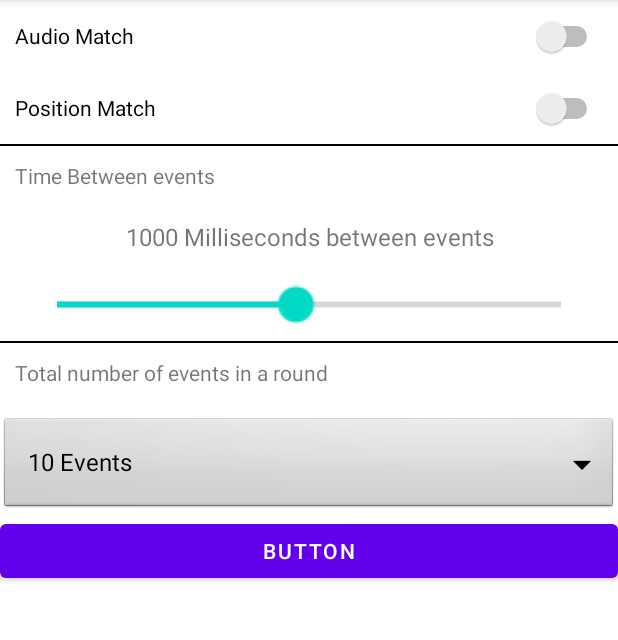
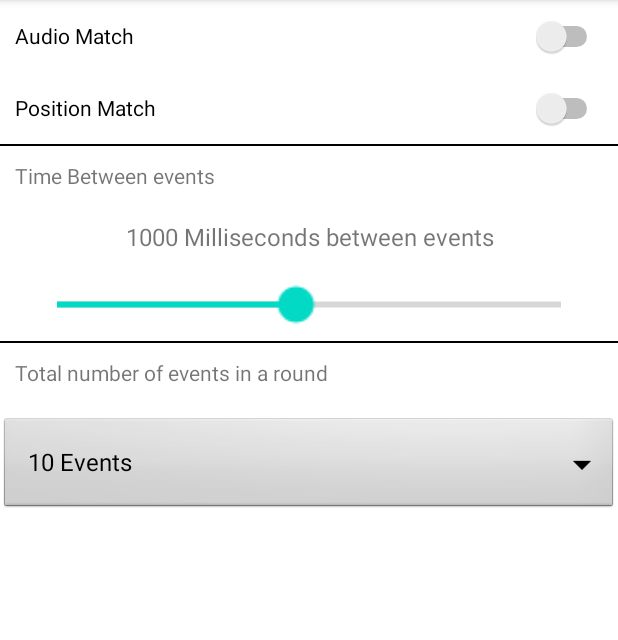
Before and after one commit to Contagious97/Single-N-Back, an Android app: the screen it shows after launch (MainActivity), in the options menu, after a tap on "Settings", on a phone screen of 412 x 824 dp, the part 84-724 px from its top. Run offline under Robolectric (Android 15) with nearby library versions, the phone set to English and light mode, and no system bars.

Commit message:
settings view design almost done

```diff
--- a/app/src/main/java/se/kth/mohosm/ttt/MainActivity.java
+++ b/app/src/main/java/se/kth/mohosm/ttt/MainActivity.java
@@ -30,6 +30,9 @@ import se.kth.mohosm.ttt.utils.UiUtils;
 
 public class MainActivity extends AppCompatActivity {
 
+    private static final String LOG_TAG =
+            MainActivity.class.getSimpleName();
+
     private TicLogic ticLogic;
 
     private ImageView[] imageViews;
@@ -51,7 +54,7 @@ public class MainActivity extends AppCompatActivity {
         // ui stuff
         setContentView(R.layout.activity_main);
         imageViews = loadReferencesToImageViews();
-        findViewById(R.id.restartBtn).setOnClickListener(v -> onGameRestart());
+        findViewById(R.id.start_btn).setOnClickListener(v -> onGameRestart());
         textToSpeechUtil = new TextToSpeechUtil();  // also part of the user interface(!)
         // load drawables (images)
         Resources resources = getResources();
@@ -65,6 +68,10 @@ public class MainActivity extends AppCompatActivity {
         updateImageViews(null); // game might already be started, so update image views
     }
 
+//    public void launchSettingsActivity(View view) {
+//        Log.d(LOG_TAG, "Settings in list clicked!");
+//        Intent intent = new Intent(this, SettingsActivity.class);
+//    }
 
     @Override
     public boolean onCreateOptionsMenu(Menu menu) {
@@ -81,14 +88,14 @@ public class MainActivity extends AppCompatActivity {
 //        if (item.getItemId() == R.id.home_button){
 //            setContentView(R.layout.activity_main);
 //        }
+        Log.d(LOG_TAG,"Inside the onOptionsIntemSelected");
         switch (item.getItemId()){
             case R.id.home:
                 setContentView(R.layout.activity_main);
                 break;
             case R.id.settings:
+                int ans2 = R.layout.settings_activity;
                 setContentView(R.layout.settings_activity);
-                break;
-        }
                 seekBar = (SeekBar) findViewById(R.id.seekbar);
                 valueOfNTextView = (TextView) findViewById(R.id.nr_events_view);
                 seekBarTextView = (TextView) findViewById(R.id.nr_of_events_view);
@@ -113,6 +120,10 @@ public class MainActivity extends AppCompatActivity {
 
                     }
                 });
+                break;
+        }
+
+
 
         return super.onOptionsItemSelected(item);
     }
--- a/app/src/main/res/layout-land/activity_main.xml
+++ b/app/src/main/res/layout-land/activity_main.xml
@@ -130,7 +130,7 @@
     <!-- Styling for the button is defined in res/drawable/rounded_green_bkg
      Use AppCompatButton, instead of Button, for this styling to take effect -->
     <androidx.appcompat.widget.AppCompatButton
-        android:id="@+id/restartBtn"
+        android:id="@+id/start_btn"
         android:layout_width="wrap_content"
         android:layout_height="wrap_content"
         android:background="@drawable/rounded_blue_bkg"
--- a/app/src/main/res/layout/settings_activity.xml
+++ b/app/src/main/res/layout/settings_activity.xml
@@ -5,8 +5,6 @@
     android:layout_width="match_parent"
     android:orientation="vertical"
     android:layout_height="match_parent">
-
-
 
     <FrameLayout
         android:id="@+id/settings"
@@ -53,8 +51,6 @@
                 android:textSize="14sp"
                 android:typeface="sans" />
 
-
-
             <TextView
                 android:id="@+id/nr_of_events_view"
                 android:layout_width="match_parent"
@@ -64,7 +60,7 @@
                 android:text="1000 Milliseconds between events"
                 android:textAlignment="center"
                 android:textSize="16sp"
-                android:typeface="sans" />
+                android:typeface="sans"/>
 
             <SeekBar
                 android:id="@+id/seekbar"
@@ -101,12 +97,6 @@
                 android:spinnerMode="dropdown"
                 tools:ignore="SpeakableTextPresentCheck" />
 
-            <Button
-                android:id="@+id/home_button"
-                android:layout_width="match_parent"
-                android:layout_height="wrap_content"
-                android:text="Button" />
-
         </LinearLayout>
     </FrameLayout>
 </androidx.constraintlayout.widget.ConstraintLayout>
```
Also changed, not shown: app/src/main/res/layout/activity_main.xml (+66 -5 lines). Lines whose indentation alone changed are shown as unchanged.
